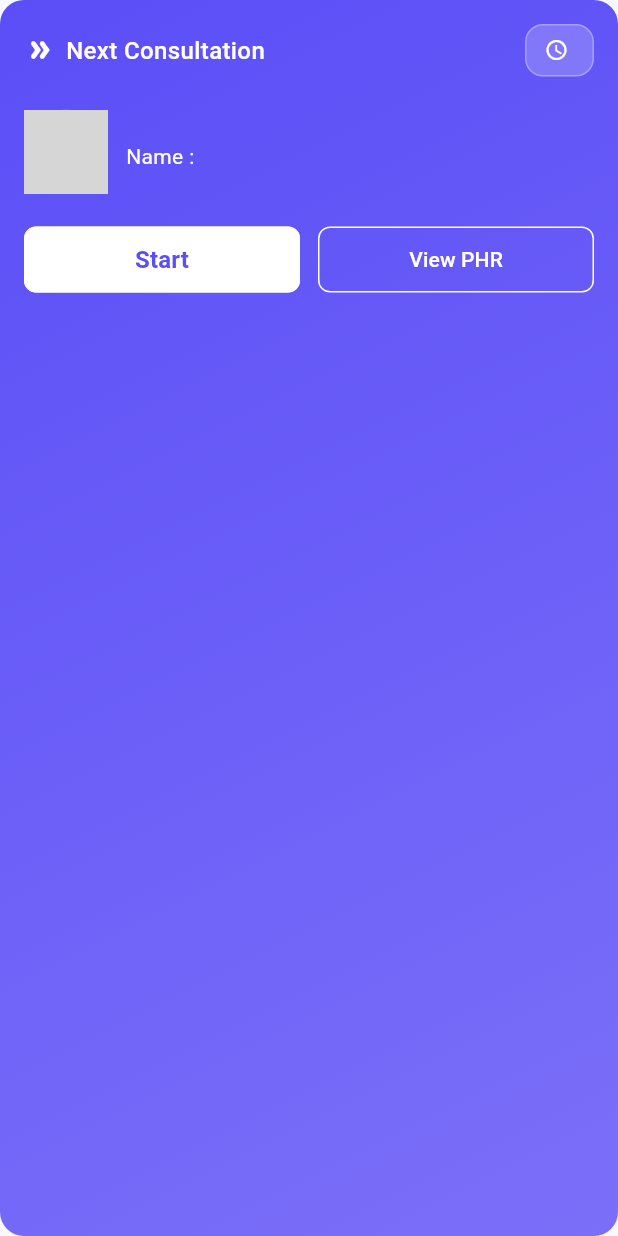
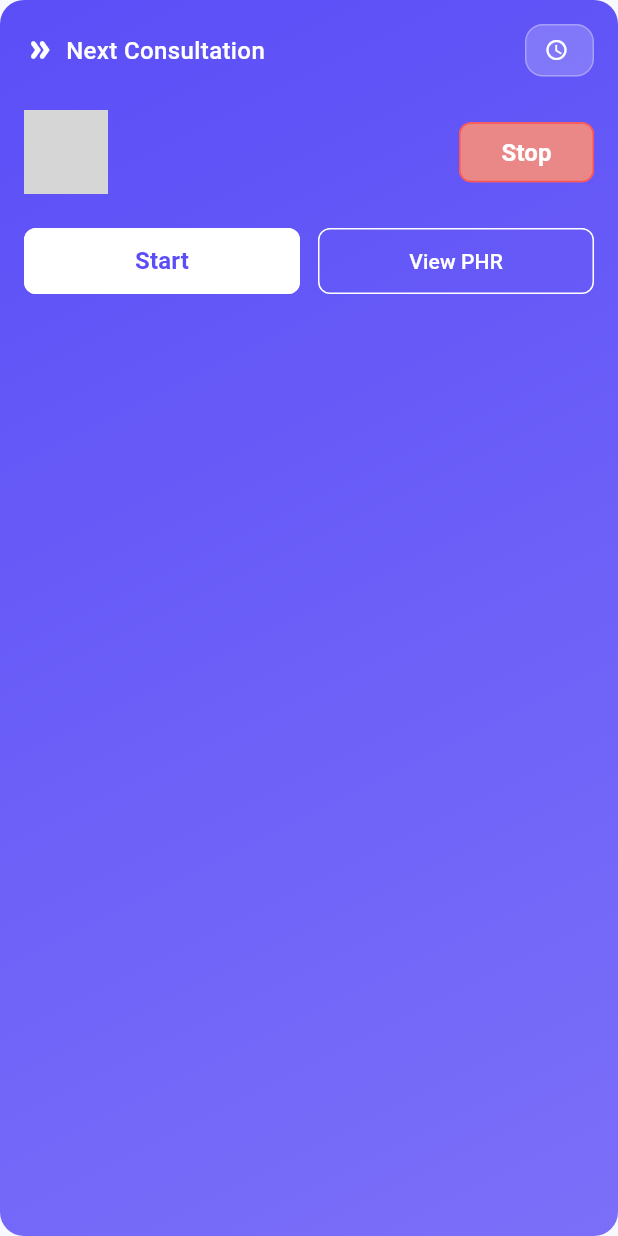
Before and after one commit to eChanneling-Revamp/Doctor-App, a Flutter app: the NextConsultationCard widget shown alone on an empty page, opened directly with empty values, on a phone screen of 412 x 824 dp. Run offline on Flutter 3.47's test engine with Material 3 defaults, Android fonts, the light colour scheme and no system bars; our stand-ins replace flutter_dotenv; missing offline and left inert: pdfx; grey boxes are pictures that could not be loaded.

Commit message:
Add Stop button to NextConsultationCard widget
Introduces an optional onStop callback and a 'Stop' button to the NextConsultationCard widget. Also updates displayed consultation fields to show name, time, and day instead of id, name, and type.

```diff
--- a/doctorapp/lib/widgets/teleconsultation_widgets/next_consultation_card.dart
+++ b/doctorapp/lib/widgets/teleconsultation_widgets/next_consultation_card.dart
@@ -5,12 +5,14 @@ class NextConsultationCard extends StatelessWidget {
   final Map<String, dynamic> consultation;
   final VoidCallback? onStart;
   final VoidCallback? onViewPHR;
+  final VoidCallback? onStop;
 
   const NextConsultationCard({
     super.key,
     required this.consultation,
     this.onStart,
     this.onViewPHR,
+    this.onStop,
   });
 
   @override
@@ -102,7 +104,7 @@ class NextConsultationCard extends StatelessWidget {
                   crossAxisAlignment: CrossAxisAlignment.start,
                   children: [
                     Text(
-                      consultation['id'] as String,
+                      consultation['name'] as String,
                       style: const TextStyle(
                         color: Colors.white,
                         fontSize: 16,
@@ -111,18 +113,30 @@ class NextConsultationCard extends StatelessWidget {
                     ),
                     const SizedBox(height: 4),
                     Text(
-                      'Name : ${consultation['name']}',
+                      consultation['time'] as String,
                       style: const TextStyle(color: Colors.white, fontSize: 14),
                     ),
                     const SizedBox(height: 2),
                     Text(
-                      consultation['type'] as String,
+                      consultation['day'] as String,
                       style: const TextStyle(
                         color: Colors.white70,
                         fontSize: 13,
                       ),
                     ),
                   ],
+                ),
+              ),
+              const SizedBox(width: 12),
+              SizedBox(
+                width: 90,
+                child: CustomButton(
+                  text: 'Stop',
+                  onPressed: onStop ?? () {},
+                  backgroundColor: const Color.fromARGB(255, 234, 136, 136),
+                  borderColor: Colors.redAccent,
+                  textColor: const Color.fromARGB(255, 255, 255, 255),
+                  height: 40,
                 ),
               ),
             ],
```
